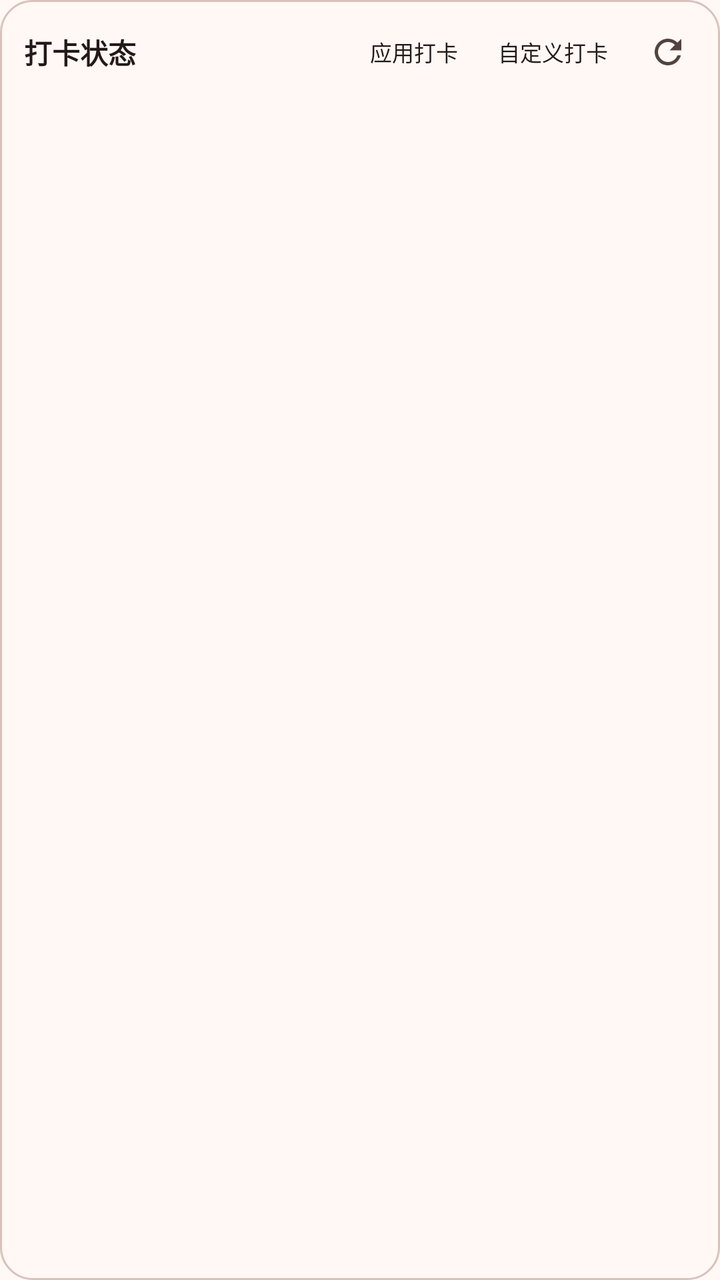
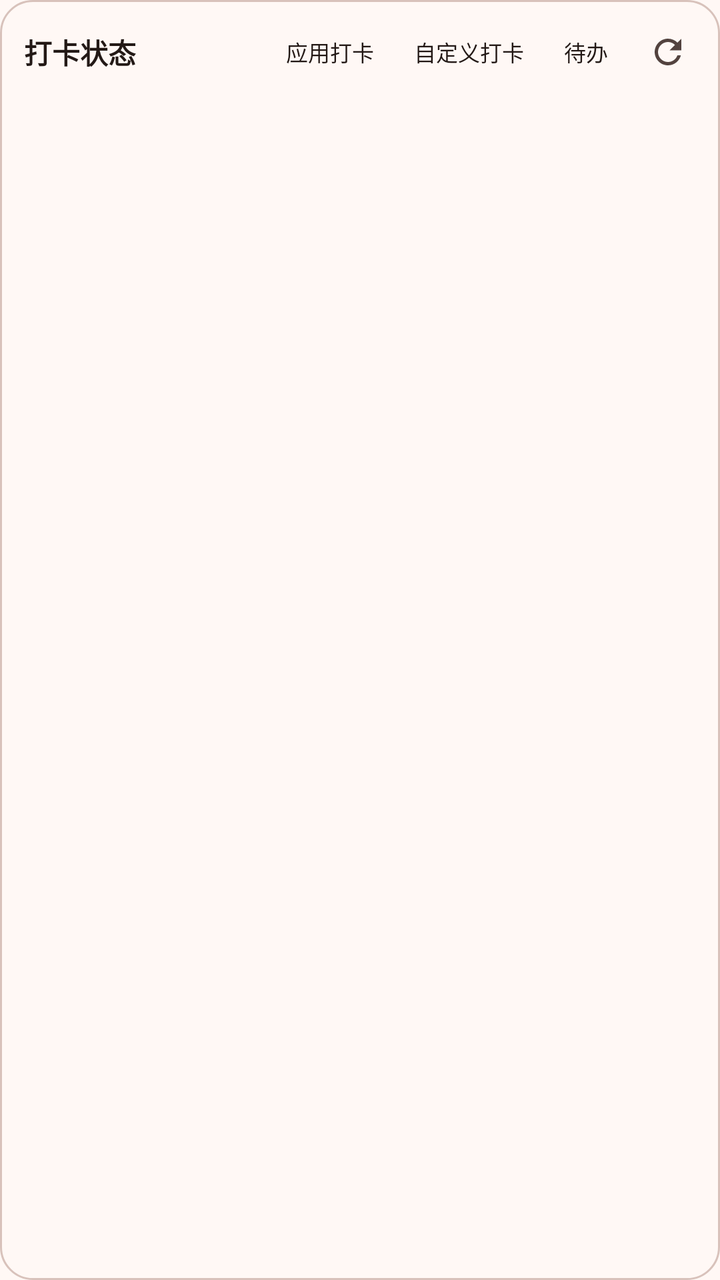

Screens rendered from an Android XML layout before and after an edit, with the pre-edit source and the edit as a unified diff.
<!-- AndroidManifest.xml: application theme Theme.Dakala -->
<!-- res/layout/widget_usage.xml -->
<?xml version="1.0" encoding="utf-8"?>
<LinearLayout xmlns:android="http://schemas.android.com/apk/res/android"
    android:layout_width="match_parent"
    android:layout_height="match_parent"
    android:background="@drawable/widget_background"
    android:orientation="vertical"
    android:padding="12dp">

    
    <LinearLayout
        android:layout_width="match_parent"
        android:layout_height="wrap_content"
        android:gravity="center_vertical"
        android:orientation="horizontal">

        
        <TextView
            android:id="@+id/widget_title"
            android:layout_width="0dp"
            android:layout_height="wrap_content"
            android:layout_weight="1"
            android:text="@string/widget_title"
            android:textColor="@color/on_surface"
            android:textSize="14sp"
            android:textStyle="bold" />

        
        <TextView
            android:id="@+id/btn_tab_app"
            android:layout_width="wrap_content"
            android:layout_height="wrap_content"
            android:background="@drawable/tab_background"
            android:paddingHorizontal="8dp"
            android:paddingVertical="4dp"
            android:text="@string/tab_app_check"
            android:textColor="@color/on_surface"
            android:textSize="11sp" />

        <TextView
            android:id="@+id/btn_tab_custom"
            android:layout_width="wrap_content"
            android:layout_height="wrap_content"
            android:layout_marginStart="4dp"
            android:background="@drawable/tab_background"
            android:paddingHorizontal="8dp"
            android:paddingVertical="4dp"
            android:text="@string/tab_custom_check"
            android:textColor="@color/on_surface"
            android:textSize="11sp" />

        
        <ImageButton
            android:id="@+id/btn_refresh"
            android:layout_width="28dp"
            android:layout_height="28dp"
            android:layout_marginStart="8dp"
            android:background="?android:attr/selectableItemBackgroundBorderless"
            android:contentDescription="@string/widget_refresh"
            android:padding="4dp"
            android:scaleType="fitCenter"
            android:src="@drawable/ic_refresh" />

    </LinearLayout>

    
    <ListView
        android:id="@+id/widget_list"
        android:layout_width="match_parent"
        android:layout_height="0dp"
        android:layout_weight="1"
        android:divider="@null"
        android:dividerHeight="4dp"
        android:paddingTop="8dp" />

    
    <TextView
        android:id="@+id/widget_empty"
        android:layout_width="match_parent"
        android:layout_height="match_parent"
        android:gravity="center"
        android:text="@string/widget_all_completed"
        android:textColor="@color/on_surface_variant"
        android:textSize="12sp"
        android:visibility="gone" />

</LinearLayout>
<!-- resources referenced by this layout -->
<resources>
  <color name="on_surface">#231916</color>
  <color name="on_surface_variant">#53433F</color>
  <!-- drawable ic_refresh (drawable) -->
  <?xml version="1.0" encoding="utf-8"?>
  <vector xmlns:android="http://schemas.android.com/apk/res/android"
      android:width="24dp"
      android:height="24dp"
      android:viewportWidth="24"
      android:viewportHeight="24"
      android:tint="@color/on_surface_variant">
      <path
          android:fillColor="@android:color/white"
          android:pathData="M17.65,6.35C16.2,4.9 14.21,4 12,4c-4.42,0 -7.99,3.58 -7.99,8s3.57,8 7.99,8c3.73,0 6.84,-2.55 7.73,-6h-2.08c-0.82,2.33 -3.04,4 -5.65,4 -3.31,0 -6,-2.69 -6,-6s2.69,-6 6,-6c1.66,0 3.14,0.69 4.22,1.78L13,11h7V4l-2.35,2.35z" />
  </vector>
  <!-- drawable tab_background (drawable) -->
  <?xml version="1.0" encoding="utf-8"?>
  <selector xmlns:android="http://schemas.android.com/apk/res/android">
      <item android:state_selected="true">
          <shape android:shape="rectangle">
              <solid android:color="#1A6750A4" />
              <corners android:radius="8dp" />
          </shape>
      </item>
      <item>
          <shape android:shape="rectangle">
              <solid android:color="@android:color/transparent" />
              <corners android:radius="8dp" />
          </shape>
      </item>
  </selector>
  <!-- drawable widget_background (drawable) -->
  <?xml version="1.0" encoding="utf-8"?>
  <shape xmlns:android="http://schemas.android.com/apk/res/android"
      android:shape="rectangle">
      <solid android:color="@color/surface" />
      <corners android:radius="16dp" />
      <stroke
          android:width="1dp"
          android:color="@color/outline_variant" />
  </shape>
  <string name="tab_app_check">应用打卡</string>
  <string name="tab_custom_check">自定义打卡</string>
  <string name="widget_all_completed">今日目标已全部完成！</string>
  <string name="widget_refresh">刷新</string>
  <string name="widget_title">打卡状态</string>
  <style name="Theme.Dakala" parent="android:Theme.Material.Light.NoActionBar">
          
          <item name="android:colorPrimary">@color/primary</item>
          <item name="android:colorPrimaryDark">@color/primary</item>
          <item name="android:colorAccent">@color/primary</item>
          
          
          <item name="android:colorBackground">@color/background</item>
          <item name="android:windowBackground">@color/background</item>
          
          
          <item name="android:statusBarColor">@color/background</item>
          <item name="android:windowLightStatusBar">true</item>
          
          
          <item name="android:navigationBarColor">@color/background</item>
          <item name="android:windowLightNavigationBar">true</item>
      </style>
  <color name="surface">#FFF8F5</color>
  <color name="outline_variant">#D8C2BB</color>
  <color name="primary">#FF6B35</color>
  <color name="background">#FFF8F5</color>
</resources>

<!-- the commit's change to res/layout/widget_usage.xml (unified diff, before → after) -->
@@ -48,6 +48,18 @@
             android:textColor="@color/on_surface"
             android:textSize="11sp" />
 
+        <TextView
+            android:id="@+id/btn_tab_todo"
+            android:layout_width="wrap_content"
+            android:layout_height="wrap_content"
+            android:layout_marginStart="4dp"
+            android:background="@drawable/tab_background"
+            android:paddingHorizontal="8dp"
+            android:paddingVertical="4dp"
+            android:text="@string/tab_todo"
+            android:textColor="@color/on_surface"
+            android:textSize="11sp" />
+
         
         <ImageButton
             android:id="@+id/btn_refresh"
<!-- resource entries referenced after the edit -->
@@ -42,6 +42,7 @@
   </shape>
   <string name="tab_app_check">应用打卡</string>
   <string name="tab_custom_check">自定义打卡</string>
+  <string name="tab_todo">待办</string>
   <string name="widget_all_completed">今日目标已全部完成！</string>
   <string name="widget_refresh">刷新</string>
   <string name="widget_title">打卡状态</string>
